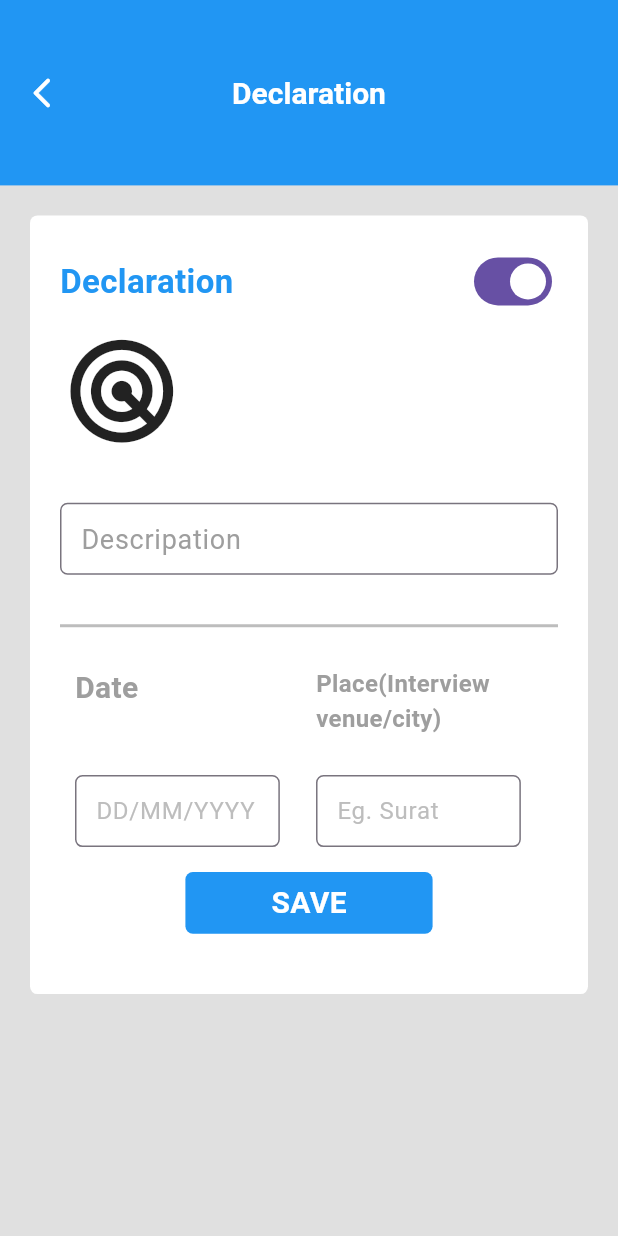
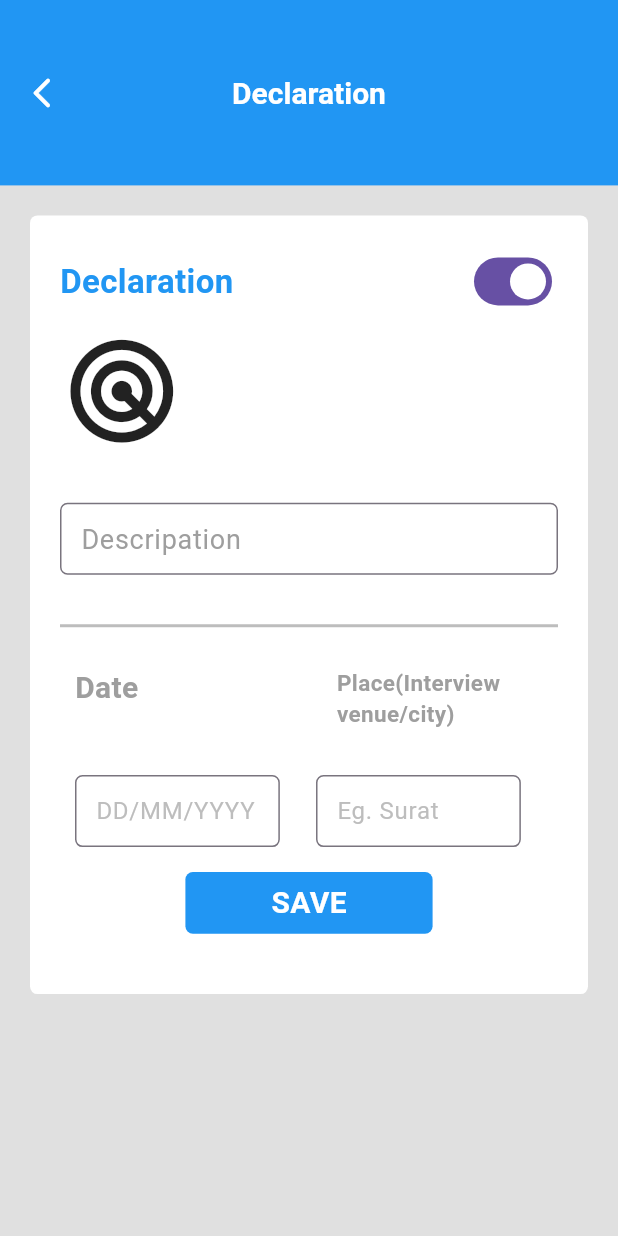
Before and after one commit to Vedpatel28/flutter_resume_builder_app, a Flutter app: the declaration_page_select screen opened by its route, on a phone screen of 412 x 824 dp. Run offline on Flutter 3.47's test engine with Material 2 defaults, Android fonts, the phone set to English and light mode, and no system bars.

Commit message:
vp | 16-04-23 | 16:18 | # resume builder app crate DAY-5

```diff
--- a/lib/views/screen/carrier_objective_page.dart
+++ b/lib/views/screen/carrier_objective_page.dart
@@ -29,6 +29,7 @@ class _carrier_objective_pageState extends State<carrier_objective_page> {
       ),
       body: Padding(
         padding: const EdgeInsets.all(20),
+        child: SingleChildScrollView(
           child: Column(
             children: [
               Container(
@@ -120,6 +121,7 @@ class _carrier_objective_pageState extends State<carrier_objective_page> {
             ],
           ),
         ),
+      ),
       backgroundColor: Colors.grey.shade300,
     );
   }
--- a/lib/views/screen/declaration_after_select_page.dart
+++ b/lib/views/screen/declaration_after_select_page.dart
@@ -12,7 +12,6 @@ class declaration_page_select extends StatefulWidget {
 }
 
 class _declaration_page_selectState extends State<declaration_page_select> {
-
   bool onoffswi = true;
 
   @override
@@ -48,6 +47,7 @@ class _declaration_page_selectState extends State<declaration_page_select> {
           ),
           child: Padding(
             padding: const EdgeInsets.all(20),
+            child: SingleChildScrollView(
               child: Column(
                 crossAxisAlignment: CrossAxisAlignment.start,
                 children: [
@@ -137,13 +137,13 @@ class _declaration_page_selectState extends State<declaration_page_select> {
                         child: Padding(
                           padding: const EdgeInsets.all(10),
                           child: Column(
-                          crossAxisAlignment: CrossAxisAlignment.start,
+                            // crossAxisAlignment: CrossAxisAlignment.start,
                             children: [
                               const Text(
                                 "Place(Interview\nvenue/city)",
                                 style: TextStyle(
                                   color: Colors.grey,
-                                fontSize: 16,
+                                  fontSize: 15,
                                   fontWeight: FontWeight.bold,
                                 ),
                               ),
@@ -166,7 +166,9 @@ class _declaration_page_selectState extends State<declaration_page_select> {
                       ),
                     ],
                   ),
-                SizedBox(height: s.height*0.008,),
+                  SizedBox(
+                    height: s.height * 0.008,
+                  ),
                   Row(
                     crossAxisAlignment: CrossAxisAlignment.center,
                     mainAxisAlignment: MainAxisAlignment.center,
@@ -195,6 +197,7 @@ class _declaration_page_selectState extends State<declaration_page_select> {
             ),
           ),
         ),
+      ),
       backgroundColor: Colors.grey.shade300,
     );
   }
--- a/lib/views/screen/technical_skills_page.dart
+++ b/lib/views/screen/technical_skills_page.dart
@@ -52,7 +52,7 @@ class _technical_skills_pageState extends State<technical_skills_page> {
                 // mainAxisAlignment: MainAxisAlignment.center,
                 children: [
                   SizedBox(height: s.height*0.02,),
-                  Text(
+                  const Text(
                     "Enter Your Skills",
                     style: TextStyle(
                       fontSize: 22,
@@ -61,7 +61,7 @@ class _technical_skills_pageState extends State<technical_skills_page> {
                     ),
                   ),
                   SizedBox(height: s.height*0.03,),
-                  TextField(
+                  const TextField(
                     decoration: InputDecoration(
                       contentPadding: EdgeInsets.only(left: 20),
                       hintText: "C Programming, Web Technical",
@@ -72,7 +72,7 @@ class _technical_skills_pageState extends State<technical_skills_page> {
                     ),
                   ),
                   SizedBox(height: s.height*0.02,),
-                  TextField(
+                  const TextField(
                     decoration: InputDecoration(
                       contentPadding: EdgeInsets.only(left: 20),
                       hintText: "C Programming, Web Technical",
```
Lines whose indentation alone changed are shown as unchanged.
